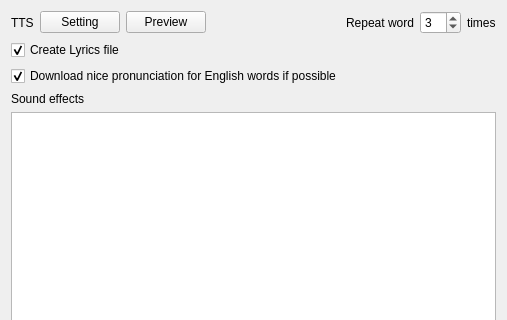
Qt form design/mp3dialog.ui (kokimame/joytan) before a commit; both pictures show x 0 to 507 and y 0 to 320 of the 507 by 653 pixel window.
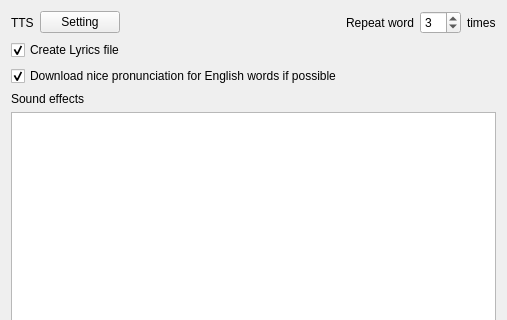
The same form after that commit.

Commit message: Delete preview button

Diff of the .ui file:
```diff
--- a/design/mp3dialog.ui
+++ b/design/mp3dialog.ui
@@ -34,13 +34,6 @@
            </property>
           </widget>
          </item>
-         <item>
-          <widget class="QPushButton" name="previewBtn">
-           <property name="text">
-            <string>Preview</string>
-           </property>
-          </widget>
-         </item>
          <item>
           <spacer name="horizontalSpacer_3">
            <property name="orientation">
```
The commit also changes 1 other file.
